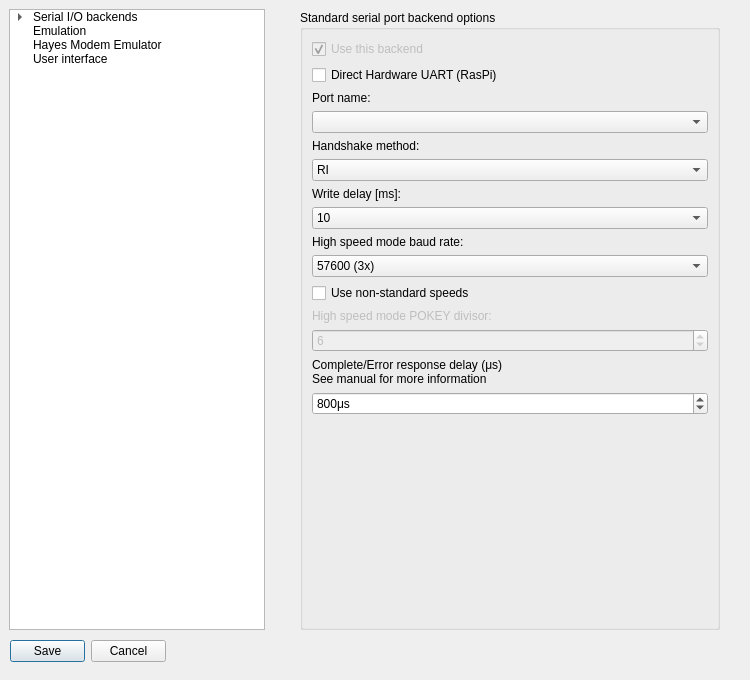
pjones1063/AspeQt-2k26, file src/optionsdialog.ui: the form before one commit.
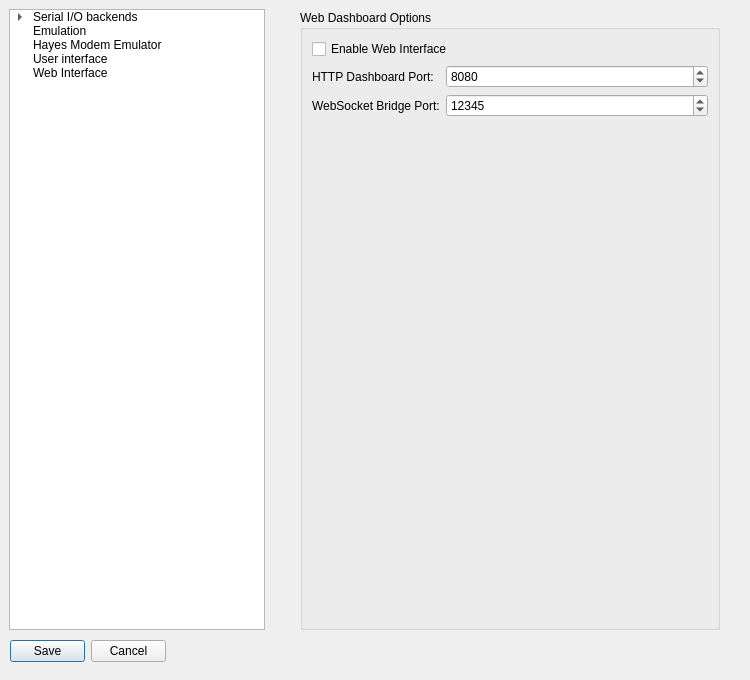
The form after the commit. The open tabs and pages were chosen to show the change.

Commit message: [fet] Web Ui

What changed in the file:
```diff
--- a/src/optionsdialog.ui
+++ b/src/optionsdialog.ui
@@ -93,6 +93,11 @@
      <string>User interface</string>
     </property>
    </item>
+   <item>
+    <property name="text">
+     <string>Web Interface</string>
+    </property>
+   </item>
   </widget>
   <widget class="QStackedWidget" name="stackedWidget">
    <property name="geometry">
@@ -1014,6 +1019,101 @@
      </item>
     </layout>
    </widget>
+   <widget class="QWidget" name="page_webUi">
+    <layout class="QVBoxLayout" name="verticalLayout_web">
+     <property name="spacing">
+      <number>0</number>
+     </property>
+     <property name="leftMargin">
+      <number>0</number>
+     </property>
+     <property name="topMargin">
+      <number>0</number>
+     </property>
+     <property name="rightMargin">
+      <number>0</number>
+     </property>
+     <property name="bottomMargin">
+      <number>0</number>
+     </property>
+     <item>
+      <widget class="QGroupBox" name="webUiGroup">
+       <property name="title">
+        <string>Web Dashboard Options</string>
+       </property>
+       <layout class="QVBoxLayout" name="verticalLayout_webGroup">
+        <item>
+         <widget class="QCheckBox" name="cbEnableWebUi">
+          <property name="toolTip">
+           <string>Enable the HTTP and WebSocket servers for the remote web dashboard.</string>
+          </property>
+          <property name="text">
+           <string>Enable Web Interface</string>
+          </property>
+         </widget>
+        </item>
+        <item>
+         <layout class="QFormLayout" name="formLayout_web">
+          <item row="0" column="0">
+           <widget class="QLabel" name="label_httpPort">
+            <property name="text">
+             <string>HTTP Dashboard Port:</string>
+            </property>
+           </widget>
+          </item>
+          <item row="0" column="1">
+           <widget class="QSpinBox" name="sbHttpPort">
+            <property name="minimum">
+             <number>1024</number>
+            </property>
+            <property name="maximum">
+             <number>65535</number>
+            </property>
+            <property name="value">
+             <number>8080</number>
+            </property>
+           </widget>
+          </item>
+          <item row="1" column="0">
+           <widget class="QLabel" name="label_wsPort">
+            <property name="text">
+             <string>WebSocket Bridge Port:</string>
+            </property>
+           </widget>
+          </item>
+          <item row="1" column="1">
+           <widget class="QSpinBox" name="sbWsPort">
+            <property name="minimum">
+             <number>1024</number>
+            </property>
+            <property name="maximum">
+             <number>65535</number>
+            </property>
+            <property name="value">
+             <number>12345</number>
+            </property>
+           </widget>
+          </item>
+         </layout>
+        </item>
+        <item>
+         <spacer name="webUiSpacer">
+          <property name="orientation">
+           <enum>Qt::Orientation::Vertical</enum>
+          </property>
+          <property name="sizeHint" stdset="0">
+           <size>
+            <width>20</width>
+            <height>40</height>
+           </size>
+          </property>
+         </spacer>
+        </item>
+       </layout>
+      </widget>
+     </item>
+    </layout>
+   </widget>
   </widget>
   <widget class="QDialogButtonBox" name="buttonBox">
    <property name="geometry">
```
Left out of the diff: 6 changed lines with no effect on the pictures. The commit also changes 7 other files.
